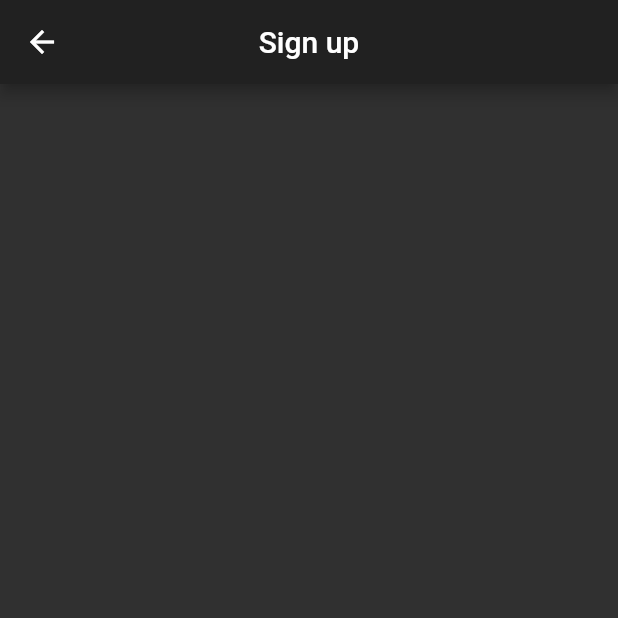
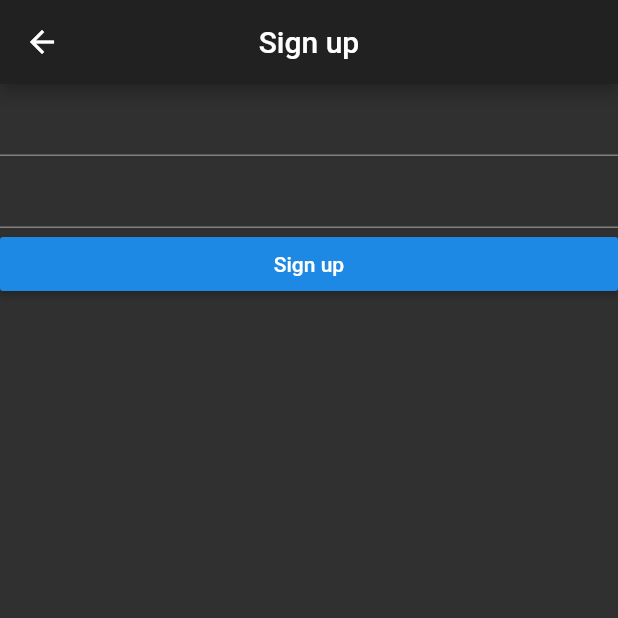
Before and after one commit to Team-Goose/matchfox-flutter, a Flutter app: the Signup screen opened by its route, on a phone screen of 412 x 824 dp, the top half of it. Run offline on Flutter 3.47's test engine with Material 2 defaults, Android fonts, the phone set to English and light mode, and no system bars; our stand-ins replace cloud_functions.

Commit message:
login and signup structure

```diff
--- a/lib/signup.dart
+++ b/lib/signup.dart
@@ -6,6 +6,8 @@ class Signup extends StatefulWidget {
 }
 
 class _SignupState extends State<Signup> {
+  String errorText = '';
+
   @override
   Widget build(BuildContext context) {
     return Scaffold(
@@ -13,6 +15,26 @@ class _SignupState extends State<Signup> {
         title: Text('Sign up'),
         centerTitle: true,
       ),
+      body: ListView(
+        children: <Widget>[
+          TextField(),
+          TextField(),
+          RaisedButton(
+            child: Text('Sign up'),
+            onPressed: () {
+              if (true /* add login checking */) {
+                // login success
+                Navigator.pop(context);
+                Navigator.pushReplacementNamed(context, 'setup');
+              } else {
+                // login fail
+                errorText = 'Login failed';
+              }
+            },
+          ),
+          Text(errorText, style: TextStyle(color: Colors.red),),
+        ],
+      ),
     );
   }
 }
```
Also changed, not shown: lib/login.dart (+12 -1 lines).
